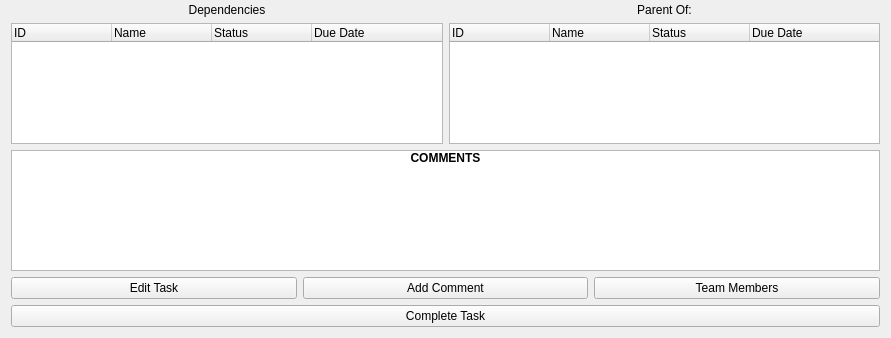
This is Task.ui in CDDDJ-A-2015/Project as Qt 5 draws it before an edit; both pictures show x 0 to 891 and y 185 to 523 of the 891 by 523 pixel window. The edited form follows.
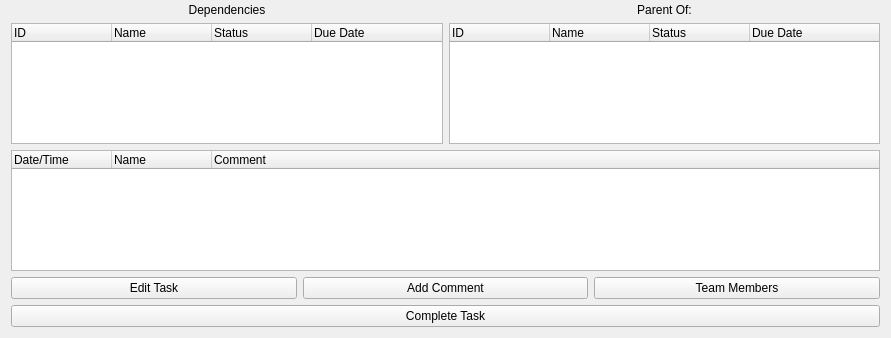
This is the edited form.

Patch:
```diff
--- a/Task.ui
+++ b/Task.ui
@@ -337,21 +337,22 @@
     </layout>
    </item>
    <item>
-    <widget class="QListWidget" name="listComments">
-     <item>
+    <widget class="QTreeWidget" name="tComments">
+     <column>
       <property name="text">
-       <string>COMMENTS</string>
+       <string>Date/Time</string>
       </property>
-      <property name="font">
-       <font>
-        <weight>75</weight>
-        <bold>true</bold>
-       </font>
+     </column>
+     <column>
+      <property name="text">
+       <string>Name</string>
       </property>
-      <property name="textAlignment">
-       <set>AlignHCenter|AlignVCenter|AlignCenter</set>
+     </column>
+     <column>
+      <property name="text">
+       <string>Comment</string>
       </property>
-     </item>
+     </column>
     </widget>
    </item>
    <item>
```
